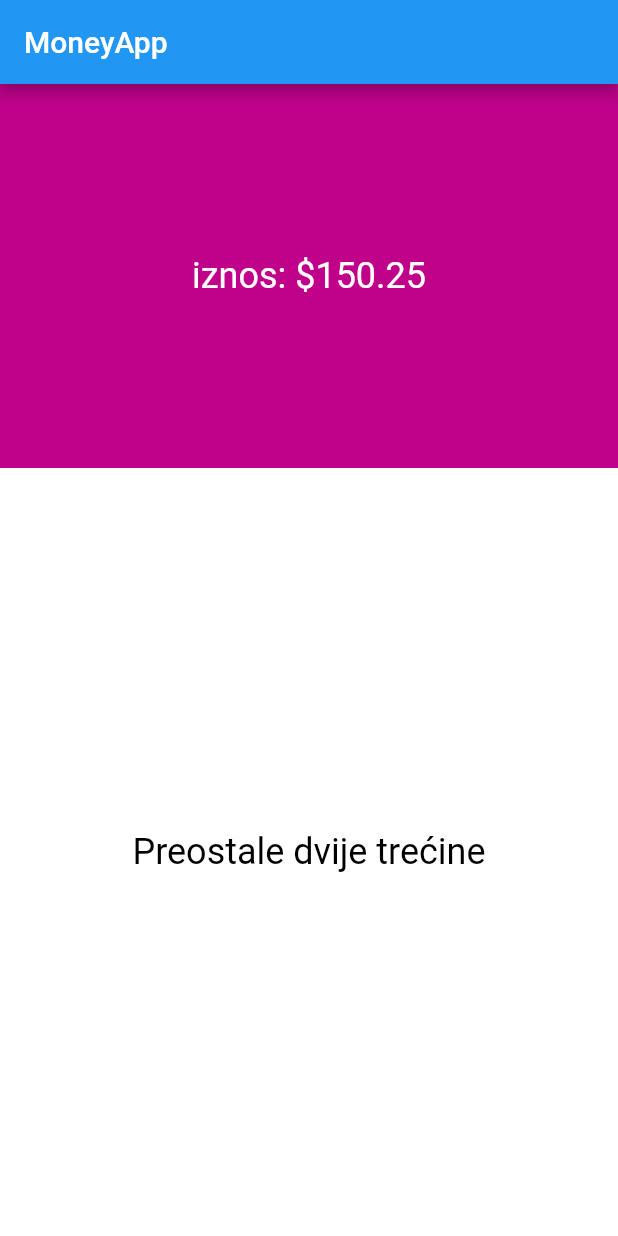
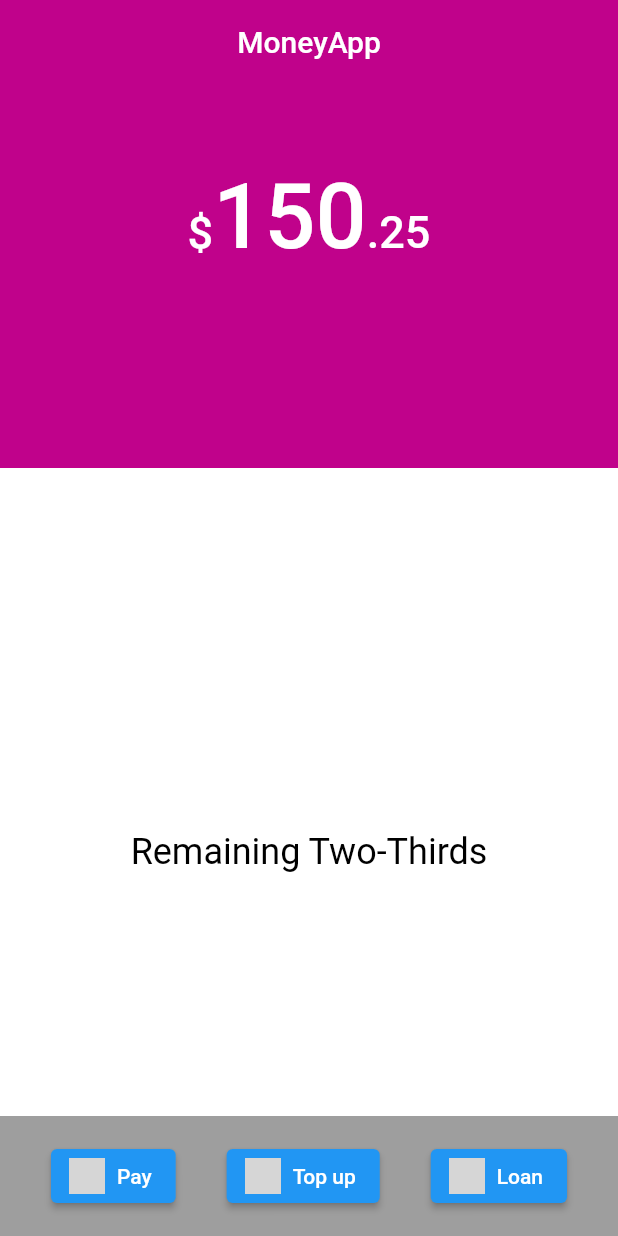
Before and after one commit to KerimZuna/MoneyApp, a Flutter app: the screen it shows after launch, on a phone screen of 412 x 824 dp. Run offline on Flutter 3.47's test engine with Material 2 defaults, Android fonts, the phone set to English and light mode, and no system bars; our stand-ins replace get; grey boxes are pictures that could not be loaded.

```diff
--- a/money_app/lib/transactions.dart
+++ b/money_app/lib/transactions.dart
@@ -1,15 +1,18 @@
 import 'package:flutter/material.dart';
-import 'package:flutter/widgets.dart';
 import 'package:get/get.dart';
 import 'controllers/balanceController.dart';
 
 class Transactions extends StatelessWidget {
-  const Transactions({super.key});
+  const Transactions({Key? key}) : super(key: key);
+
   @override
   Widget build(BuildContext context) {
     return Scaffold(
       appBar: AppBar(
-        title: const Text('MoneyApp'),
+        title: Text('MoneyApp'),
+        centerTitle: true,
+        elevation: 0.0,
+        backgroundColor: Color(0xFFC0028B),
       ),
       body: Center(
         child: Column(
@@ -19,25 +22,90 @@ class Transactions extends StatelessWidget {
               child: Container(
                 color: Color(0xFFC0028B),
                 child: Center(
-                  child: Obx(
-                    () => Text(
-                      'iznos: \$${Get.find<iznosController>().iznos.value.toStringAsFixed(2)}',
-                      style: const TextStyle(color: Colors.white, fontSize: 24),
+                  child: Padding(
+                    padding: const EdgeInsets.only(bottom: 80), // Adjust the top padding as needed
+                    child: Obx(
+                      () {
+                        final balance = Get.find<iznosController>().iznos.value;
+                        final dollars = (balance ~/ 1).toString();
+                        final decimals = (balance % 1).toStringAsFixed(2).substring(1);
+                        return RichText(
+                          text: TextSpan(
+                            children: [
+                              TextSpan(
+                                text: '\$', // Dollar sign with smaller size
+                                style: const TextStyle(color: Colors.white, fontSize: 30, fontWeight: FontWeight.w500),
+                              ),
+                              TextSpan(
+                                text: dollars, // Hundreds with larger size
+                                style: const TextStyle(color: Colors.white, fontSize: 60, fontWeight: FontWeight.w500),
+                              ),
+                              TextSpan(
+                                text: decimals, // Decimals with same size as the dollar sign
+                                style: const TextStyle(color: Colors.white, fontSize: 30, fontWeight: FontWeight.w500),
+                              ),
+                            ],
+                          ),
+                        );
+                      },
                     ),
                   ),
                 ),
               ),
             ),
             Expanded(
-                flex: 2,
-                child: Container(
-                  color: Colors.white,
-                  child: Center(
+              flex: 2,
+              child: Stack(
+                children: [
+                  Container(
+                    color: Colors.white, // Set the color for the remaining two-thirds of the screen
+                    child: Center(
                       child: Text(
-                    'Preostale dvije trećine',
-                    style: const TextStyle(color: Colors.black, fontSize: 24),
-                  )),
-                ))
+                        'Remaining Two-Thirds',
+                        style: const TextStyle(color: Colors.black, fontSize: 24),
+                      ),
+                    ),
+                  ),
+                  Positioned(
+                    bottom: 0, // Position the box at the bottom of the Stack
+                    left: 0, // Position the box to the left of the Stack
+                    right: 0, // Position the box to the right of the Stack
+                    child: Container(
+                      height: 80, // Adjust the height of the box as needed
+                      color: Colors.grey, // Set the color of the box
+                      child: Row(
+                        mainAxisAlignment: MainAxisAlignment.spaceEvenly,
+                        children: [
+                          ElevatedButton.icon(
+                            label: Text('Pay'),
+                            onPressed: () {
+                              // Handle the first icon button press
+                              // Add your logic here
+                            },
+                            icon: ImageIcon(AssetImage("assets/images/icon1.png")), // Replace 'icon1' with the first icon you want to display
+                          ),
+                          ElevatedButton.icon(
+                            label: Text('Top up'),
+                            onPressed: () {
+                              print('Radi');
+                            },
+                            icon: ImageIcon(AssetImage("assets/images/icon2.png")), // Replace 'icon2' with the second icon you want to display
+                          ),
+                          ElevatedButton.icon(
+                            label: Text('Loan'),
+                            onPressed: () {
+                              // Handle the third icon button press
+                              // Add your logic here
+                            },
+                            icon: ImageIcon(AssetImage("assets/images/icon3.png")), // Replace 'icon3' with the third icon you want to display
+                          ),
+                        ],
+                      ),
+                    ),
+                  ),
+                ],
+              ),
+            ),
           ],
         ),
       ),
--- a/money_app/pubspec.yaml
+++ b/money_app/pubspec.yaml
@@ -61,9 +61,8 @@ flutter:
   uses-material-design: true
 
   # To add assets to your application, add an assets section, like this:
-  # assets:
-  #   - images/a_dot_burr.jpeg
-  #   - images/a_dot_ham.jpeg
+  assets:
+   - assets/images/icon1.png
 
   # An image asset can refer to one or more resolution-specific "variants", see
   # https://flutter.dev/assets-and-images/#resolution-aware
```
Also changed, not shown: money_app/lib/assets/images/icon1.png (added), money_app/lib/assets/images/icon2.png (added), money_app/lib/assets/images/icon3.png (added).
